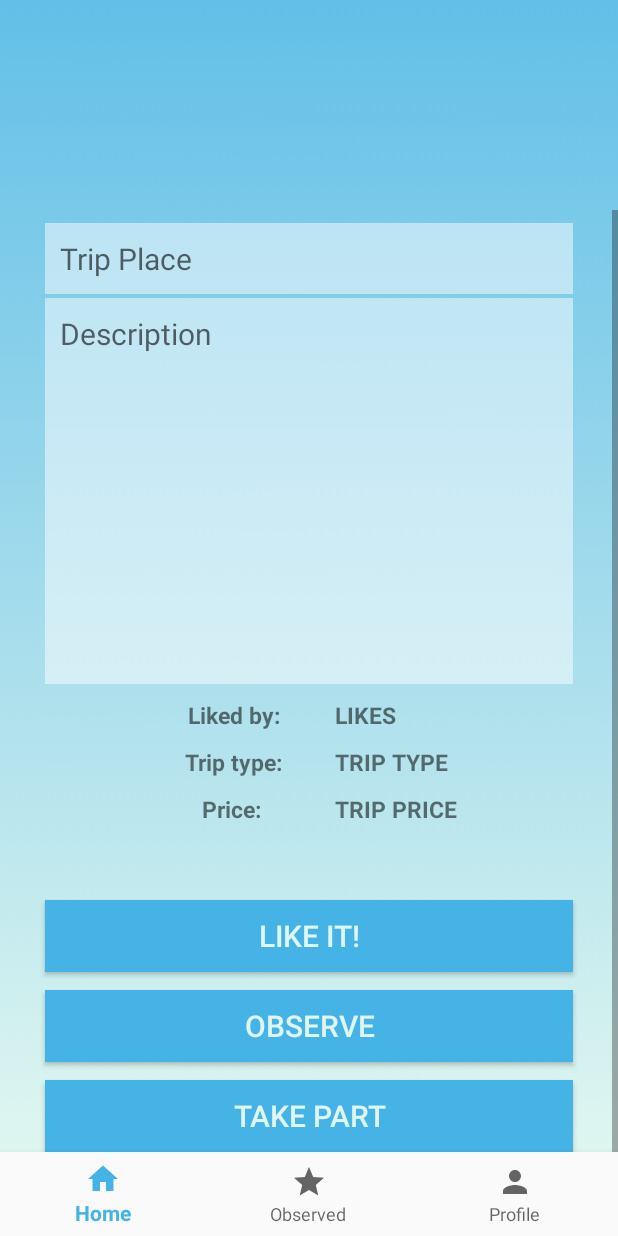
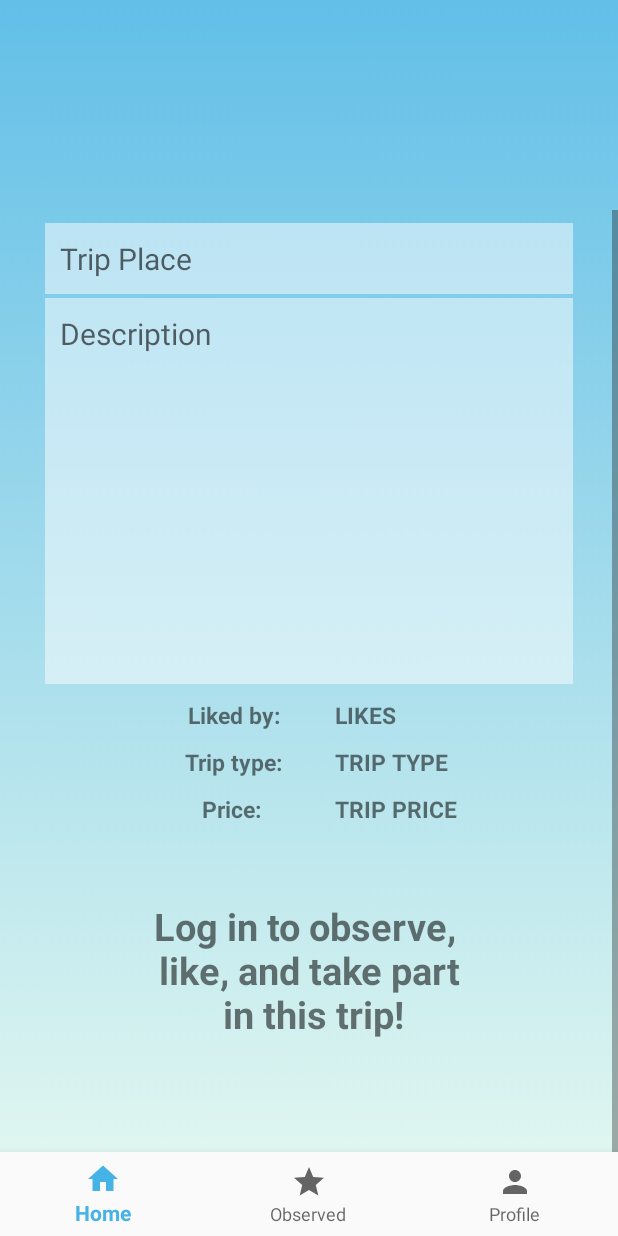
Before and after one commit to yakzi/tour-guider, an Android app: the fragment DisplayTripFragment placed in its activity, scrolled down 171 dp, on a phone screen of 412 x 824 dp. Run offline under Robolectric (Android 15) with nearby library versions, the light colour scheme and no system bars; pictures from the network do not load; 11 statements that could not run were skipped.

Commit message:
ADD another trip view depending on beeing guest or logged

```diff
--- a/app/src/main/java/com/example/tourguider/DisplayTripFragment.java
+++ b/app/src/main/java/com/example/tourguider/DisplayTripFragment.java
@@ -9,6 +9,7 @@ import androidx.fragment.app.Fragment;
 import android.view.LayoutInflater;
 import android.view.View;
 import android.view.ViewGroup;
+import android.widget.Button;
 import android.widget.EditText;
 import android.widget.ImageView;
 import android.widget.TextView;
@@ -26,7 +27,11 @@ public class DisplayTripFragment extends Fragment {
     private TextView tripType;
     private TextView tripPlace;
     private TextView tripPrice;
+    private TextView textNotLogged;
     private TextView tripLikes;
+    private Button observe;
+    private Button like;
+    private Button takePart;
 
     public DisplayTripFragment() {
 
@@ -45,6 +50,23 @@ public class DisplayTripFragment extends Fragment {
         tripPlace = view.findViewById(R.id.tripPlace);
         tripPrice = view.findViewById(R.id.tripPrice);
         tripLikes = view.findViewById(R.id.likesText);
+        observe = view.findViewById(R.id.buttonAddToObservedTrip);
+        like = view.findViewById(R.id.buttonLikeTrip);
+        takePart = view.findViewById(R.id.buttonTakePart);
+        textNotLogged = view.findViewById(R.id.textNotLogged);
+
+        if (!SharedPrefManager.getInstance(getContext()).isLoggedIn()) {
+            observe.setVisibility(View.INVISIBLE);
+            like.setVisibility(View.INVISIBLE);
+            takePart.setVisibility(View.INVISIBLE);
+            textNotLogged.setVisibility(View.VISIBLE);
+        }
+
+        else
+        {
+            textNotLogged.setVisibility(View.INVISIBLE);
+        }
+
 
         Bundle bundle = getArguments();
         Trip trip= (Trip) bundle.getSerializable("TRIP");
--- a/app/src/main/res/layout/fragment_display_trip.xml
+++ b/app/src/main/res/layout/fragment_display_trip.xml
@@ -191,6 +191,21 @@
             android:background="@color/colorPrimary"
             android:textColor="@color/colorBackground"/>
 
+        <TextView
+            android:textStyle="bold"
+            android:textSize="25sp"
+            android:id="@+id/textNotLogged"
+            android:layout_width="match_parent"
+            android:layout_height="wrap_content"
+            app:layout_constraintEnd_toEndOf="parent"
+            app:layout_constraintStart_toStartOf="parent"
+            app:layout_constraintTop_toBottomOf="@id/tripPrice"
+            android:layout_marginTop="50dp"
+            android:layout_marginLeft="30dp"
+            android:layout_marginRight="30dp"
+            android:text="Log in to observe, \n like, and take part \n in this trip!"
+            android:textAlignment="center"/>
+
         <Button
             android:textSize="20sp"
             android:id="@+id/buttonTakePart"
--- a/app/src/main/res/layout/fragment_profile.xml
+++ b/app/src/main/res/layout/fragment_profile.xml
@@ -27,14 +27,14 @@
         android:layout_width="wrap_content"
         android:layout_height="wrap_content"
         android:padding="10dp"
-        android:text="Username"
+        android:text="Username: "
         android:layout_below="@+id/title"
         android:textAppearance="@style/Base.TextAppearance.AppCompat.Large" />
 
     <TextView
         android:textSize="20sp"
         android:id="@+id/textViewUsername"
-        android:layout_marginTop="135dp"
+        android:layout_marginTop="137dp"
         android:layout_width="wrap_content"
         android:layout_height="wrap_content"
         android:padding="10dp"
@@ -47,7 +47,7 @@
         android:layout_width="wrap_content"
         android:layout_height="wrap_content"
         android:padding="10dp"
-        android:text="Email"
+        android:text="Email: "
         android:layout_below="@+id/Username"
         android:textAppearance="@style/Base.TextAppearance.AppCompat.Large" />
 
```
